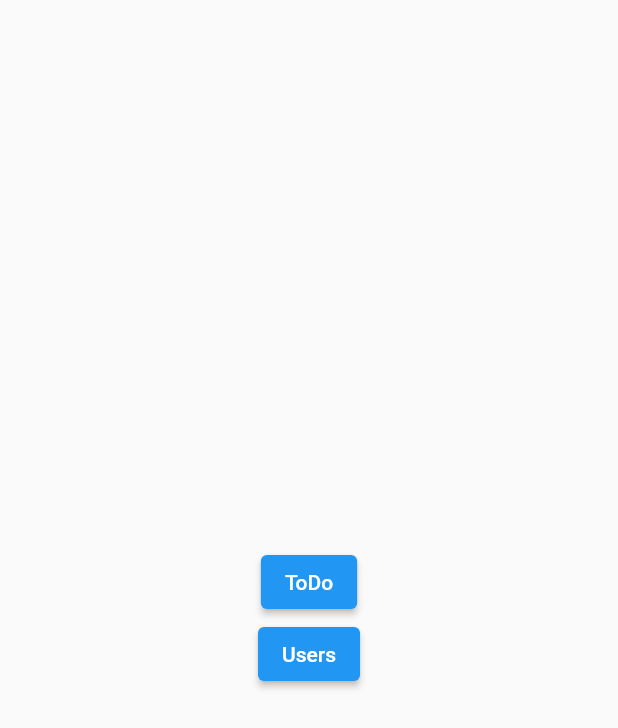
After one commit to RafidKhan/flutter_bloc_todo_app, a Flutter app: the screen it shows after launch, on a phone screen of 412 x 824 dp. The commit adds this screen. Shown: the top 728 px of the screen. Run offline on Flutter 3.47's test engine with Material 2 defaults, Android fonts, the phone set to English and light mode, and no system bars; our stand-ins replace bloc, dio, equatable, flutter_bloc.

Commit message:
dashboard screen

```diff
--- /dev/null
+++ b/lib/dashboard/dashboard_screen.dart
@@ -0,0 +1,42 @@
+import 'package:flutter/material.dart';
+import 'package:flutter_bloc_todo/todo/view/todo_list_screen.dart';
+import 'package:flutter_bloc_todo/users/view/user_list_screen.dart';
+
+class DashboardScreen extends StatelessWidget {
+  const DashboardScreen({Key? key}) : super(key: key);
+
+  @override
+  Widget build(BuildContext context) {
+    return Scaffold(
+      body: SizedBox(
+        width: MediaQuery.of(context).size.width,
+        child: Column(
+          crossAxisAlignment: CrossAxisAlignment.center,
+          mainAxisAlignment: MainAxisAlignment.center,
+          children: [
+            ElevatedButton(
+                onPressed: () {
+                  Navigator.push(
+                    context,
+                    MaterialPageRoute(
+                      builder: (context) => const TodoListScreen(),
+                    ),
+                  );
+                },
+                child: const Text("ToDo")),
+            ElevatedButton(
+                onPressed: () {
+                  Navigator.push(
+                    context,
+                    MaterialPageRoute(
+                      builder: (context) => const UserListScreen(),
+                    ),
+                  );
+                },
+                child: const Text("Users")),
+          ],
+        ),
+      ),
+    );
+  }
+}
--- a/lib/main.dart
+++ b/lib/main.dart
@@ -1,4 +1,5 @@
 import 'package:flutter/material.dart';
+import 'package:flutter_bloc_todo/dashboard/dashboard_screen.dart';
 import 'package:flutter_bloc_todo/todo/view/todo_list_screen.dart';
 import 'package:flutter_bloc_todo/users/view/user_list_screen.dart';
 
@@ -18,7 +19,7 @@ class MyApp extends StatelessWidget {
         primarySwatch: Colors.blue,
       ),
       //home: const TodoListScreen(),
-      home: const UserListScreen(),
+      home: const DashboardScreen(),
     );
   }
 }
--- a/lib/todo/cubit/todo_list_cubit.dart
+++ b/lib/todo/cubit/todo_list_cubit.dart
@@ -21,7 +21,6 @@ class TodoListCubit extends Cubit<ComplexListState> {
   }
 
   Future<void> fetchTodoItems() async {
-    await Future.delayed(const Duration(seconds: 2));
     final List<TodoItemModel> todoItems = [
       for (int i = 0; i < 10; i++)
         TodoItemModel(
--- a/lib/todo/view/todo_detail_screen.dart
+++ b/lib/todo/view/todo_detail_screen.dart
@@ -22,6 +22,7 @@ class TodoDetailScreen extends StatelessWidget {
               cubit.setDescription();
               showModalBottomSheet(
                 context: context,
+                isScrollControlled: true,
                 builder: (context) => TodoEditBottomSheet(
                   cubit: cubit,
                   onSave: (title, description) {
--- a/lib/todo/view/todo_list_screen.dart
+++ b/lib/todo/view/todo_list_screen.dart
@@ -47,8 +47,11 @@ class TodoList extends StatelessWidget {
       appBar: AppBar(),
       floatingActionButton: FloatingActionButton(
         onPressed: () {
+          cubit.clearTitleController();
+          cubit.clearDescriptionController();
           showModalBottomSheet(
             context: context,
+            isScrollControlled: true,
             builder: (context) => TodoAddBottomSheet(
               cubit: cubit,
               onSave: (title, description) {
```
